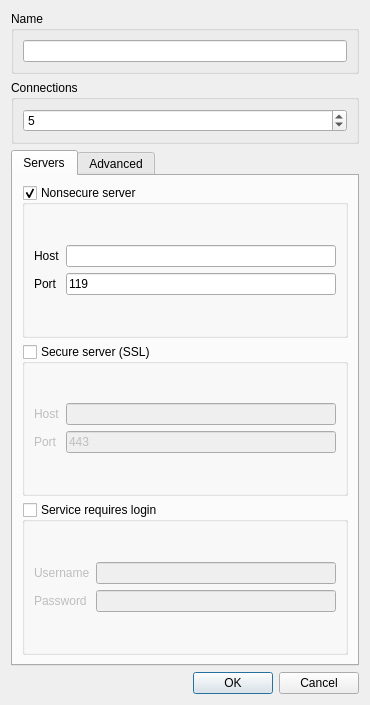
The window that app/gui/dlgaccount.ui (ensisoft/newsflash-plus) describes before a commit, drawn with Qt 5.
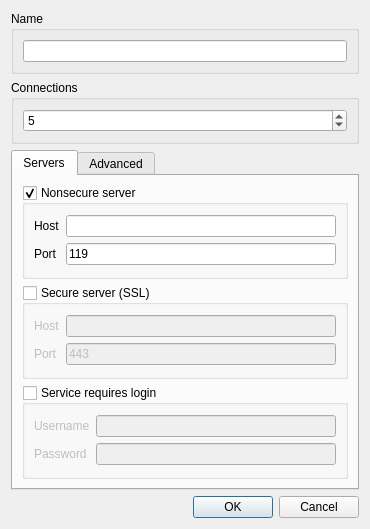
The same window after the commit. Icons and pictures are not drawn.

The edit to the form file:
```diff
--- a/app/gui/dlgaccount.ui
+++ b/app/gui/dlgaccount.ui
@@ -10,7 +10,7 @@
     <x>0</x>
     <y>0</y>
     <width>370</width>
-    <height>705</height>
+    <height>529</height>
    </rect>
   </property>
   <property name="windowTitle">
```
